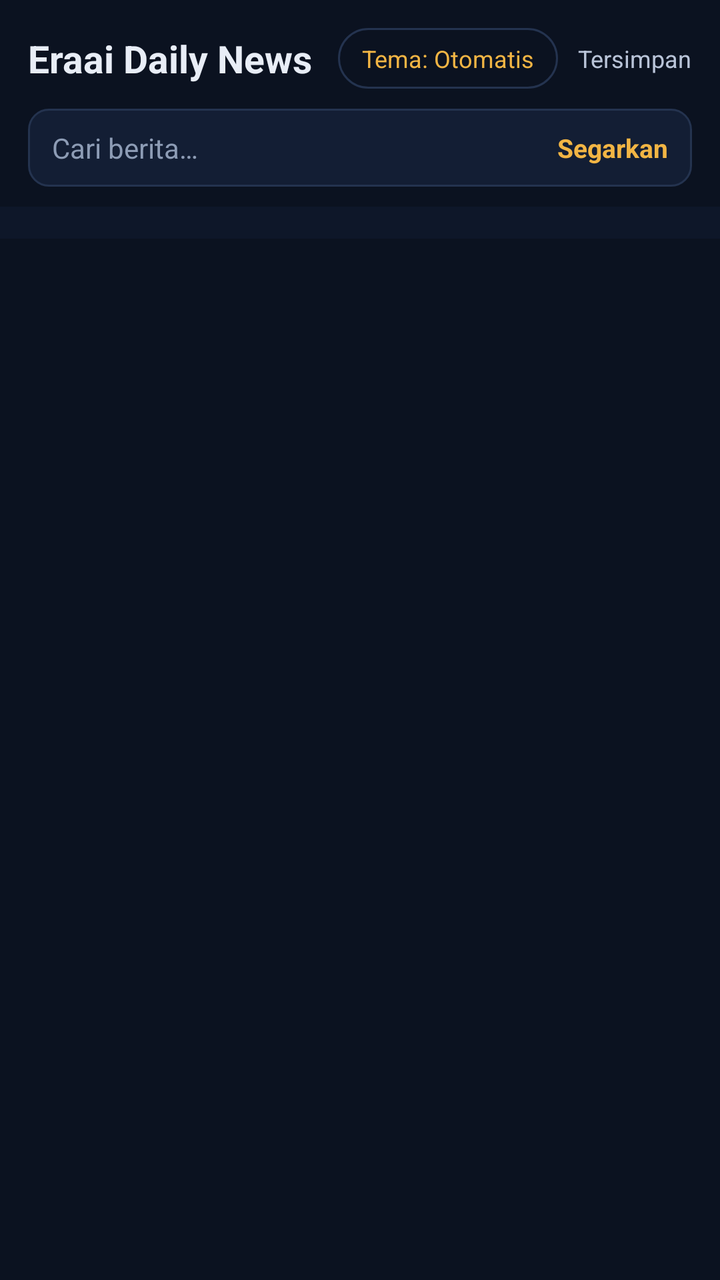
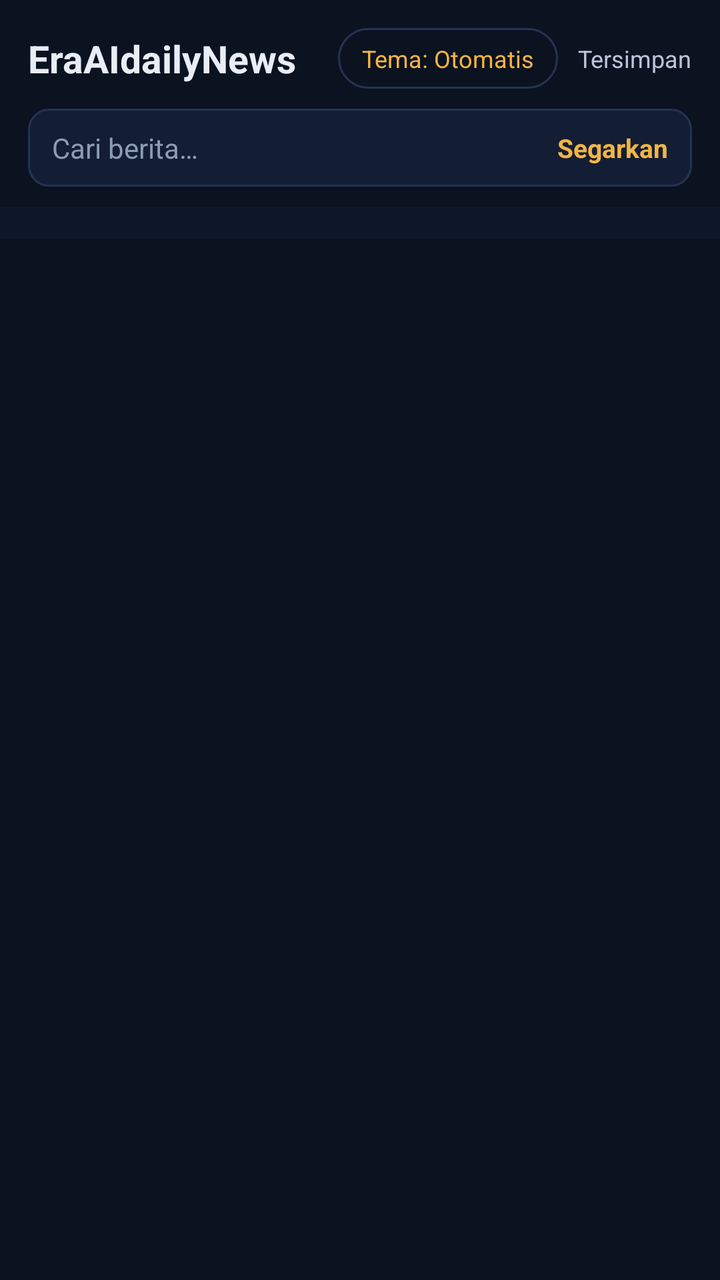

Before-and-after screenshots of an Android layout around one commit, followed by the original layout XML and the change that was made.
<!-- AndroidManifest.xml: application theme Tema -->
<!-- res/layout/activity_main.xml -->
<?xml version="1.0" encoding="utf-8"?>
<LinearLayout xmlns:android="http://schemas.android.com/apk/res/android"
    android:id="@+id/akar"
    android:layout_width="match_parent"
    android:layout_height="match_parent"
    android:orientation="vertical"
    android:background="@color/latar">

    <LinearLayout
        android:id="@+id/kepala"
        android:layout_width="match_parent"
        android:layout_height="wrap_content"
        android:orientation="vertical"
        android:background="@color/latar"
        android:paddingLeft="14dp"
        android:paddingRight="14dp"
        android:paddingTop="14dp"
        android:paddingBottom="10dp">

        <LinearLayout
            android:layout_width="match_parent"
            android:layout_height="wrap_content"
            android:orientation="horizontal"
            android:gravity="center_vertical">

            <TextView
                android:layout_width="0dp"
                android:layout_height="wrap_content"
                android:layout_weight="1"
                android:text="@string/app_name"
                android:textColor="@color/teks"
                android:textSize="19sp"
                android:textStyle="bold" />

            <TextView
                android:id="@+id/tombol_tema"
                android:layout_width="wrap_content"
                android:layout_height="wrap_content"
                android:background="@drawable/tombol_bulat"
                android:paddingLeft="12dp"
                android:paddingRight="12dp"
                android:paddingTop="7dp"
                android:paddingBottom="7dp"
                android:text="@string/tema_auto"
                android:textColor="@color/aksen"
                android:textSize="12sp" />

            <TextView
                android:id="@+id/tombol_tersimpan"
                android:layout_width="wrap_content"
                android:layout_height="wrap_content"
                android:paddingLeft="10dp"
                android:paddingTop="7dp"
                android:paddingBottom="7dp"
                android:text="@string/tersimpan"
                android:textColor="@color/teks2"
                android:textSize="12sp" />
        </LinearLayout>

        <LinearLayout
            android:layout_width="match_parent"
            android:layout_height="wrap_content"
            android:layout_marginTop="10dp"
            android:orientation="horizontal"
            android:gravity="center_vertical"
            android:background="@drawable/kotak_cari">

            <EditText
                android:id="@+id/cari"
                android:layout_width="0dp"
                android:layout_height="wrap_content"
                android:layout_weight="1"
                android:background="@null"
                android:hint="@string/cari_hint"
                android:imeOptions="actionSearch"
                android:inputType="text"
                android:maxLines="1"
                android:paddingLeft="12dp"
                android:paddingRight="8dp"
                android:paddingTop="10dp"
                android:paddingBottom="10dp"
                android:textColor="@color/teks"
                android:textColorHint="@color/pudar"
                android:textSize="14sp" />

            <TextView
                android:id="@+id/tombol_segar"
                android:layout_width="wrap_content"
                android:layout_height="wrap_content"
                android:paddingLeft="12dp"
                android:paddingRight="12dp"
                android:paddingTop="10dp"
                android:paddingBottom="10dp"
                android:text="@string/segar"
                android:textColor="@color/aksen"
                android:textSize="13sp"
                android:textStyle="bold" />
        </LinearLayout>
    </LinearLayout>

    <HorizontalScrollView
        android:layout_width="match_parent"
        android:layout_height="wrap_content"
        android:background="@color/latar_lembut"
        android:scrollbars="none">

        <LinearLayout
            android:id="@+id/baris_label"
            android:layout_width="wrap_content"
            android:layout_height="wrap_content"
            android:orientation="horizontal"
            android:paddingLeft="12dp"
            android:paddingRight="12dp"
            android:paddingTop="8dp"
            android:paddingBottom="8dp" />
    </HorizontalScrollView>

    <FrameLayout
        android:layout_width="match_parent"
        android:layout_height="0dp"
        android:layout_weight="1">

        <ListView
            android:id="@+id/daftar"
            android:layout_width="match_parent"
            android:layout_height="match_parent"
            android:divider="@null"
            android:dividerHeight="0dp" />

        <LinearLayout
            android:id="@+id/panel_muat"
            android:layout_width="match_parent"
            android:layout_height="match_parent"
            android:background="@color/latar"
            android:gravity="center"
            android:orientation="vertical"
            android:visibility="gone">

            <ProgressBar
                android:id="@+id/pemutar"
                android:layout_width="42dp"
                android:layout_height="42dp"
                android:indeterminateTint="@color/aksen" />

            <TextView
                android:id="@+id/teks_muat"
                android:layout_width="wrap_content"
                android:layout_height="wrap_content"
                android:layout_marginTop="14dp"
                android:text="@string/memuat"
                android:textColor="@color/pudar"
                android:textSize="14sp" />
        </LinearLayout>

        <TextView
            android:id="@+id/status"
            android:layout_width="match_parent"
            android:layout_height="wrap_content"
            android:layout_gravity="top"
            android:background="@color/latar"
            android:gravity="center"
            android:padding="18dp"
            android:textColor="@color/pudar"
            android:textSize="14sp"
            android:visibility="gone" />
    </FrameLayout>

    <LinearLayout
        android:id="@+id/lebih"
        android:layout_width="match_parent"
        android:layout_height="wrap_content"
        android:background="@color/latar_lembut"
        android:gravity="center_vertical"
        android:orientation="horizontal"
        android:paddingLeft="16dp"
        android:paddingRight="16dp"
        android:paddingTop="14dp"
        android:paddingBottom="14dp"
        android:visibility="gone">

        <ProgressBar
            android:id="@+id/pemutar_kecil"
            android:layout_width="20dp"
            android:layout_height="20dp"
            android:indeterminateTint="@color/aksen"
            android:visibility="gone" />

        <TextView
            android:id="@+id/teks_lebih"
            android:layout_width="0dp"
            android:layout_height="wrap_content"
            android:layout_weight="1"
            android:gravity="center"
            android:text="@string/muat_lagi"
            android:textColor="@color/aksen"
            android:textSize="15sp"
            android:textStyle="bold" />
    </LinearLayout>
</LinearLayout>
<!-- resources referenced by this layout -->
<resources>
  <color name="aksen">#F2B544</color>
  <color name="latar">#0B1220</color>
  <color name="latar_lembut">#0E1729</color>
  <color name="pudar">#8D9CB5</color>
  <color name="teks">#E8EDF6</color>
  <color name="teks2">#B9C4D8</color>
  <!-- drawable kotak_cari (drawable) -->
  <?xml version="1.0" encoding="utf-8"?>
  <shape xmlns:android="http://schemas.android.com/apk/res/android"
      android:shape="rectangle">
      <solid android:color="@color/permukaan" />
      <corners android:radius="10dp" />
      <stroke android:width="1dp" android:color="@color/garis" />
  </shape>
  <!-- drawable tombol_bulat (drawable) -->
  <?xml version="1.0" encoding="utf-8"?>
  <shape xmlns:android="http://schemas.android.com/apk/res/android"
      android:shape="rectangle">
      <solid android:color="@android:color/transparent" />
      <corners android:radius="20dp" />
      <stroke android:width="1dp" android:color="@color/garis" />
  </shape>
  <string name="app_name">Eraai Daily News</string>
  <string name="cari_hint">Cari berita…</string>
  <string name="memuat">Memuat berita…</string>
  <string name="muat_lagi">Muat berita lain</string>
  <string name="segar">Segarkan</string>
  <string name="tema_auto">Tema: Otomatis</string>
  <string name="tersimpan">Tersimpan</string>
  <style name="Tema" parent="@android:style/Theme.Material.NoActionBar">
          <item name="android:colorPrimary">#0B1220</item>
          <item name="android:colorPrimaryDark">#0B1220</item>
          <item name="android:colorAccent">#F2B544</item>
          <item name="android:windowBackground">#0B1220</item>
          <item name="android:statusBarColor">#0B1220</item>
          <item name="android:navigationBarColor">#0B1220</item>
          <item name="android:textColorPrimary">#E8EDF6</item>
          <item name="android:textColorSecondary">#B9C4D8</item>
      </style>
  <color name="permukaan">#131E34</color>
  <color name="garis">#24334F</color>
</resources>

<!-- the commit's change to res/layout/activity_main.xml (unified diff, before → after) -->
@@ -58,6 +58,7 @@
         </LinearLayout>
 
         <LinearLayout
+            android:id="@+id/kotak_cari"
             android:layout_width="match_parent"
             android:layout_height="wrap_content"
             android:layout_marginTop="10dp"
@@ -99,6 +100,7 @@
     </LinearLayout>
 
     <HorizontalScrollView
+        android:id="@+id/baris_label_wadah"
         android:layout_width="match_parent"
         android:layout_height="wrap_content"
         android:background="@color/latar_lembut"
<!-- resource entries referenced after the edit -->
@@ -1,11 +1,11 @@
 <!-- resources referenced by this layout -->
 <resources>
-  <color name="aksen">#F2B544</color>
-  <color name="latar">#0B1220</color>
-  <color name="latar_lembut">#0E1729</color>
-  <color name="pudar">#8D9CB5</color>
-  <color name="teks">#E8EDF6</color>
-  <color name="teks2">#B9C4D8</color>
+  <color name="aksen">#f2b544</color>
+  <color name="latar">#0b1220</color>
+  <color name="latar_lembut">#0e1729</color>
+  <color name="pudar">#8d9cb5</color>
+  <color name="teks">#e8edf6</color>
+  <color name="teks2">#b9c4d8</color>
   <!-- drawable kotak_cari (drawable) -->
   <?xml version="1.0" encoding="utf-8"?>
   <shape xmlns:android="http://schemas.android.com/apk/res/android"
@@ -22,7 +22,7 @@
       <corners android:radius="20dp" />
       <stroke android:width="1dp" android:color="@color/garis" />
   </shape>
-  <string name="app_name">Eraai Daily News</string>
+  <string name="app_name">EraAIdailyNews</string>
   <string name="cari_hint">Cari berita…</string>
   <string name="memuat">Memuat berita…</string>
   <string name="muat_lagi">Muat berita lain</string>
@@ -39,7 +39,7 @@
           <item name="android:textColorPrimary">#E8EDF6</item>
           <item name="android:textColorSecondary">#B9C4D8</item>
       </style>
-  <color name="permukaan">#131E34</color>
-  <color name="garis">#24334F</color>
+  <color name="permukaan">#131e34</color>
+  <color name="garis">#24334f</color>
 </resources>
 
